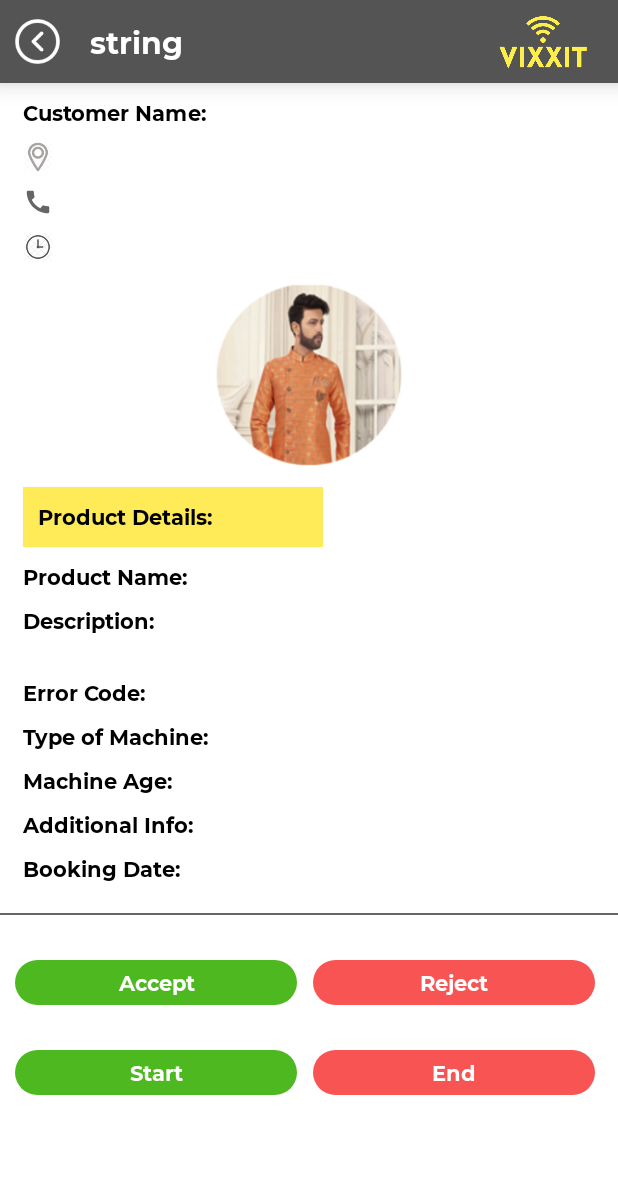
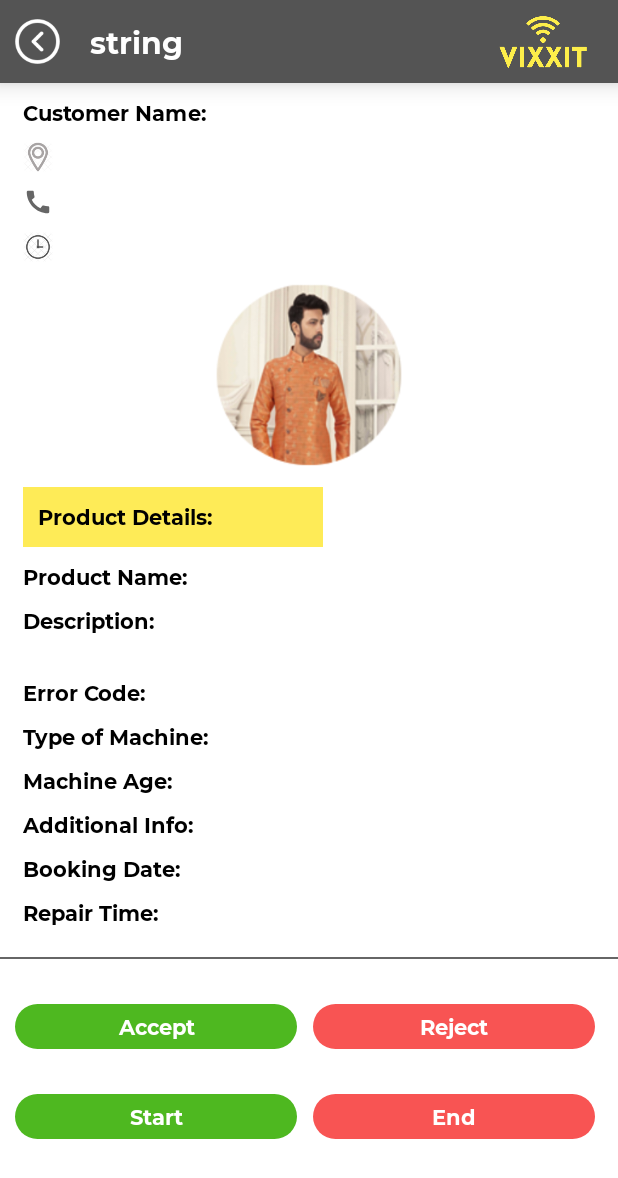
Before and after one commit to DineshAndroapps/WitgoedXeprt-Technician, an Android app: the MyOrderDetails screen opened directly, with no data from a screen before it, on a phone screen of 412 x 824 dp. Shown: the top 1178 px of the screen. Run offline under Robolectric (Android 15) with nearby library versions, the phone set to English and light mode, and no system bars; our stand-ins replace Volley, sdp/ssp sizes; network calls fail; pictures from the network do not load; 2 statements that could not run were skipped.

Commit message:
timer added in details

```diff
--- a/app/src/main/java/com/witgoedxpert/technician/Forms/AddEnquiry.java
+++ b/app/src/main/java/com/witgoedxpert/technician/Forms/AddEnquiry.java
@@ -95,7 +95,7 @@ AddEnquiry extends AppCompatActivity {
     String booking_id = "";
     public static int checkPosition = -1;
     AdapterSlot adapterSlot;
-    String str_mec_id, str_form = "", str_selected_slot_date = "", str_selected_slot_id = "";
+    String str_mec_id, str_timer = "", str_selected_slot_date = "", str_selected_slot_id = "";
 
     @RequiresApi(api = Build.VERSION_CODES.O)
     @Override
@@ -115,6 +115,7 @@ AddEnquiry extends AppCompatActivity {
         str_main_id = getIntent().getStringExtra("main_id");
         str_user_name = getIntent().getStringExtra("user_name");
         str_user_address = getIntent().getStringExtra("user_address");
+        str_timer = getIntent().getStringExtra("timer");
         SetDataForNextBooking();
         GetCurrent_Date();
         CalculationTotal();
@@ -126,6 +127,8 @@ AddEnquiry extends AppCompatActivity {
         ((TextView) findViewById(R.id.toolbr_lbl)).setText(str_name_pro);
         textInputLayout(R.id.et_name).setText(str_user_name);
         textInputLayout(R.id.et_address).setText(str_user_address);
+        Log.e("str_timer", "onCreate: "+str_timer );
+        textInputLayout(R.id.et_time).setText(str_timer);
 
 
         findViewById(R.id.bt_menu).setOnClickListener(new View.OnClickListener() {
--- a/app/src/main/java/com/witgoedxpert/technician/model/OrderModel.java
+++ b/app/src/main/java/com/witgoedxpert/technician/model/OrderModel.java
@@ -23,6 +23,7 @@ public class OrderModel implements Serializable {
     public String service_staus;
     public String service_charge;
     public String status;
+    public String timer;
     public String service_status;
     public String time;
     public String date;
--- a/app/src/main/res/layout/activity_my_order_details.xml
+++ b/app/src/main/res/layout/activity_my_order_details.xml
@@ -432,6 +432,36 @@
 
 
                         </LinearLayout>
+                        <LinearLayout
+                            android:layout_width="match_parent"
+                            android:layout_height="wrap_content"
+                            android:layout_marginStart="15sp"
+                            android:layout_marginTop="10dp"
+                            android:orientation="horizontal">
+
+
+                            <TextView
+                                android:layout_width="wrap_content"
+                                android:layout_height="wrap_content"
+                                android:fontFamily="@font/montserrat_bold"
+                                android:text="Repair Time: "
+                                android:textColor="@color/black"
+                                android:textStyle="bold" />
+
+
+                            <TextView
+                                android:id="@+id/time_diff"
+                                android:layout_width="wrap_content"
+                                android:layout_height="wrap_content"
+                                android:layout_alignParentRight="true"
+                                android:ellipsize="end"
+                                android:fontFamily="@font/montserrat_regular"
+                                android:maxLines="1"
+                                android:text=""
+                                android:textColor="@color/textColor" />
+
+
+                        </LinearLayout>
 
 
                     </LinearLayout>
```
Also changed, not shown: app/src/main/java/com/witgoedxpert/technician/Activity/Bill_Info.java (+7 -0 lines), app/src/main/java/com/witgoedxpert/technician/Activity/MyOrderDetails.java (+120 -6 lines), app/src/main/res/layout/activity_bill_info.xml (+33 -3 lines), app/src/main/res/layout/custom_dialog_email.xml (+21 -7 lines).
